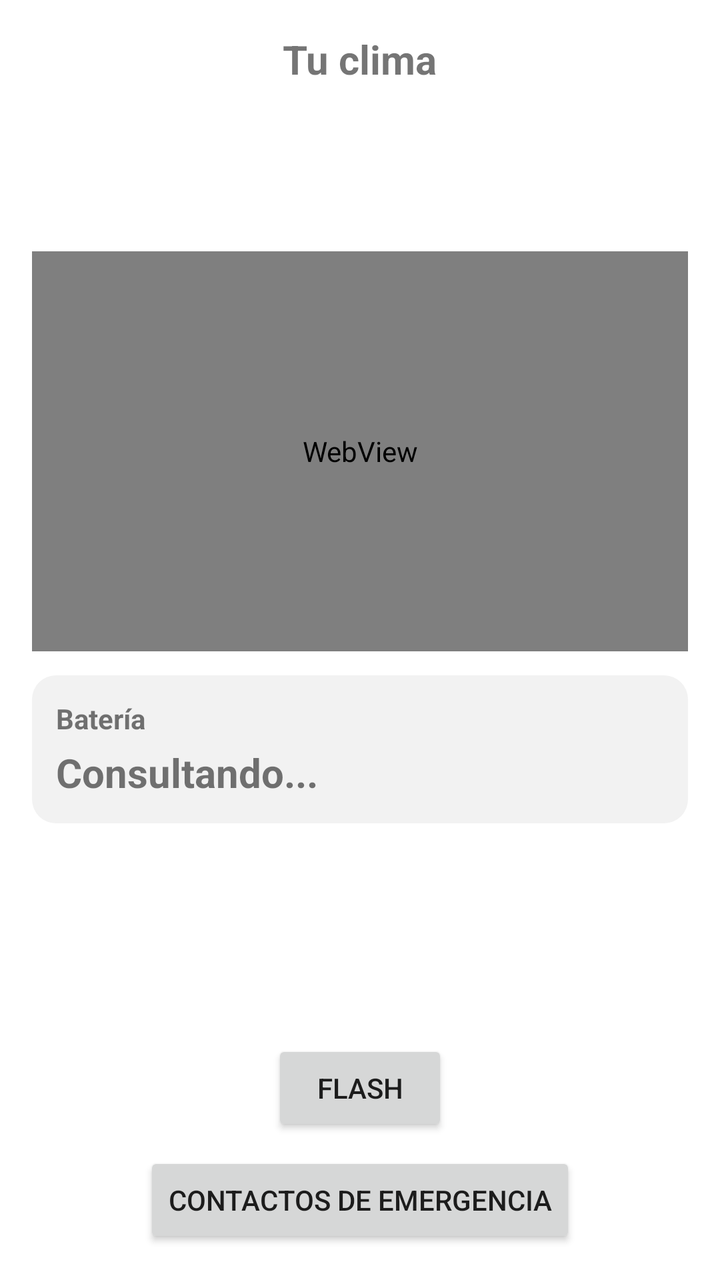
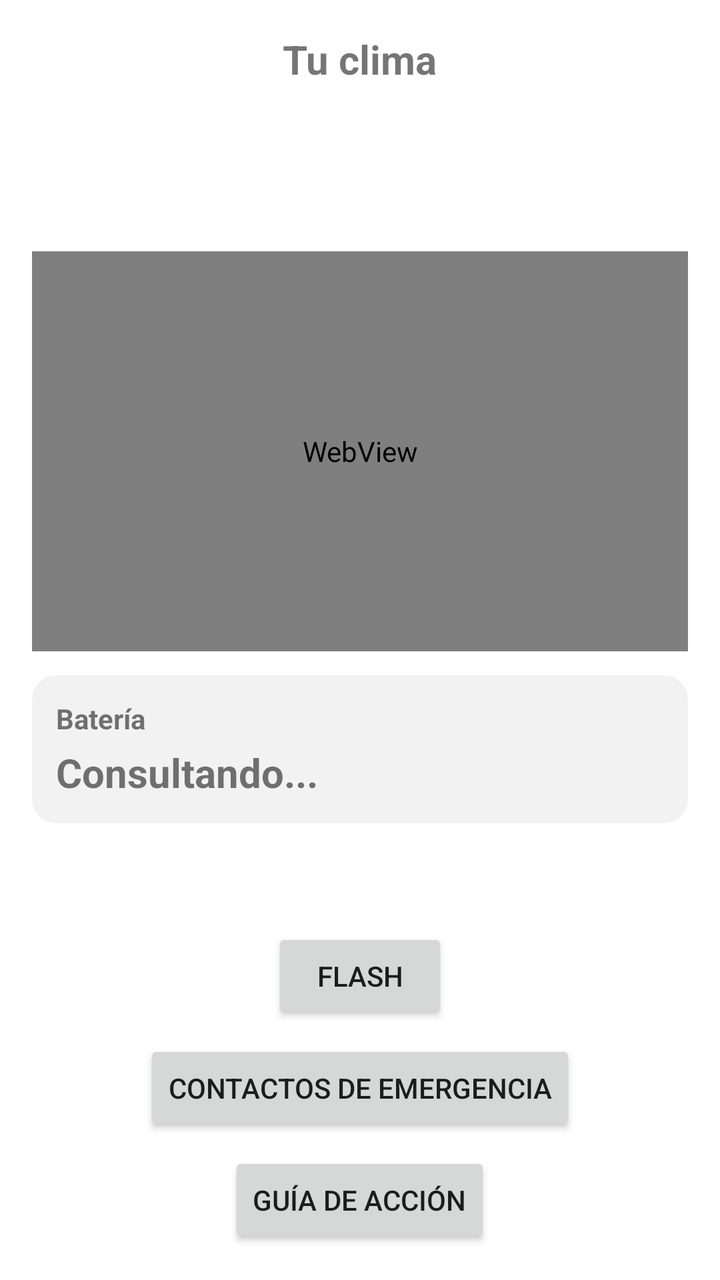

Two renders of the same Android screen: before a commit and after it. Below are the layout's source before the change and the commit's diff.
<!-- AndroidManifest.xml: application theme Theme.AlertaTemprana -->
<!-- res/layout/layout_home.xml -->
<?xml version="1.0" encoding="utf-8"?>
<LinearLayout xmlns:android="http://schemas.android.com/apk/res/android"
    android:layout_width="match_parent"
    android:layout_height="match_parent"
    android:orientation="vertical"
    android:padding="16dp"
    android:background="@android:color/white">

<TextView
        android:layout_width="wrap_content"
        android:layout_height="wrap_content"
        android:layout_gravity="center_horizontal"
        android:text="Tu clima"
        android:textSize="20sp"
        android:textStyle="bold" />

    <LinearLayout
        android:layout_width="wrap_content"
        android:layout_height="wrap_content"
        android:layout_gravity="center_horizontal"
        android:layout_marginTop="12dp"
        android:orientation="horizontal">

        <TextView
            android:id="@+id/tvClimaTemp"
            android:layout_width="wrap_content"
            android:layout_height="wrap_content"
            android:textSize="44sp"
            android:textStyle="bold" />

        <LinearLayout
            android:layout_width="wrap_content"
            android:layout_height="wrap_content"
            android:layout_marginStart="16dp"
            android:gravity="center_vertical"
            android:orientation="vertical">

            <TextView
                android:id="@+id/tvClimaCond"
                android:layout_width="wrap_content"
                android:layout_height="wrap_content"
                android:textSize="17sp"
                android:textStyle="bold" />

            <TextView
                android:id="@+id/tvClimaDet"
                android:layout_width="wrap_content"
                android:layout_height="wrap_content"
                android:layout_marginTop="4dp"
                android:textSize="14sp" />
        </LinearLayout>
    </LinearLayout>

    <WebView
        android:id="@+id/webViewClima"
        android:layout_width="match_parent"
        android:layout_height="200dp"
        android:layout_marginTop="12dp" />

    <LinearLayout
        android:layout_width="match_parent"
        android:layout_height="wrap_content"
        android:layout_marginTop="12dp"
        android:background="@drawable/card_bateria"
        android:orientation="vertical"
        android:padding="12dp">

        <TextView
            android:layout_width="wrap_content"
            android:layout_height="wrap_content"
            android:text="Batería"
            android:textSize="14sp"
            android:textStyle="bold" />

        <TextView
            android:id="@+id/tvBateria"
            android:layout_width="wrap_content"
            android:layout_height="wrap_content"
            android:layout_marginTop="4dp"
            android:text="Consultando..."
            android:textSize="20sp"
            android:textStyle="bold" />
    </LinearLayout>

    <View
        android:layout_width="match_parent"
        android:layout_height="0dp"
        android:layout_weight="1" />

    <Button
        android:id="@+id/btn_flash"
        android:layout_width="wrap_content"
        android:layout_height="wrap_content"
        android:layout_gravity="center_horizontal"
        android:layout_marginTop="8dp"
        android:text="Flash" />

    <Button
        android:id="@+id/btnContactosHome"
        android:layout_width="wrap_content"
        android:layout_height="wrap_content"
        android:layout_gravity="center_horizontal"
        android:layout_marginTop="8dp"
        android:text="Contactos de emergencia" />

</LinearLayout>
<!-- resources referenced by this layout -->
<resources>
  <!-- drawable card_bateria (drawable) -->
  <?xml version="1.0" encoding="utf-8"?>
  <shape xmlns:android="http://schemas.android.com/apk/res/android"
      android:shape="rectangle">
      <solid android:color="#F2F2F2" />
      <corners android:radius="12dp" />
  </shape>
  <style name="Theme.AlertaTemprana" parent="android:Theme.Material.Light.NoActionBar" />
</resources>

<!-- the commit's change to res/layout/layout_home.xml (unified diff, before → after) -->
@@ -103,4 +103,12 @@
         android:layout_marginTop="8dp"
         android:text="Contactos de emergencia" />
 
+    <Button
+        android:id="@+id/btnGuia"
+        android:layout_width="wrap_content"
+        android:layout_height="wrap_content"
+        android:layout_gravity="center_horizontal"
+        android:layout_marginTop="8dp"
+        android:text="Guía de acción" />
+
 </LinearLayout>
